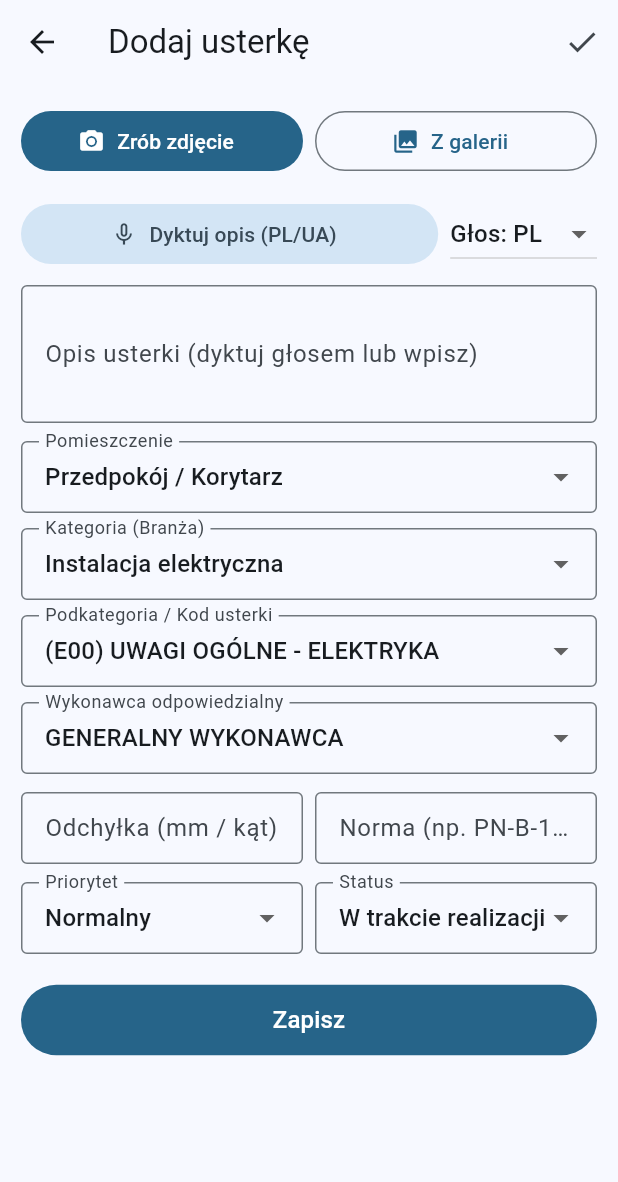
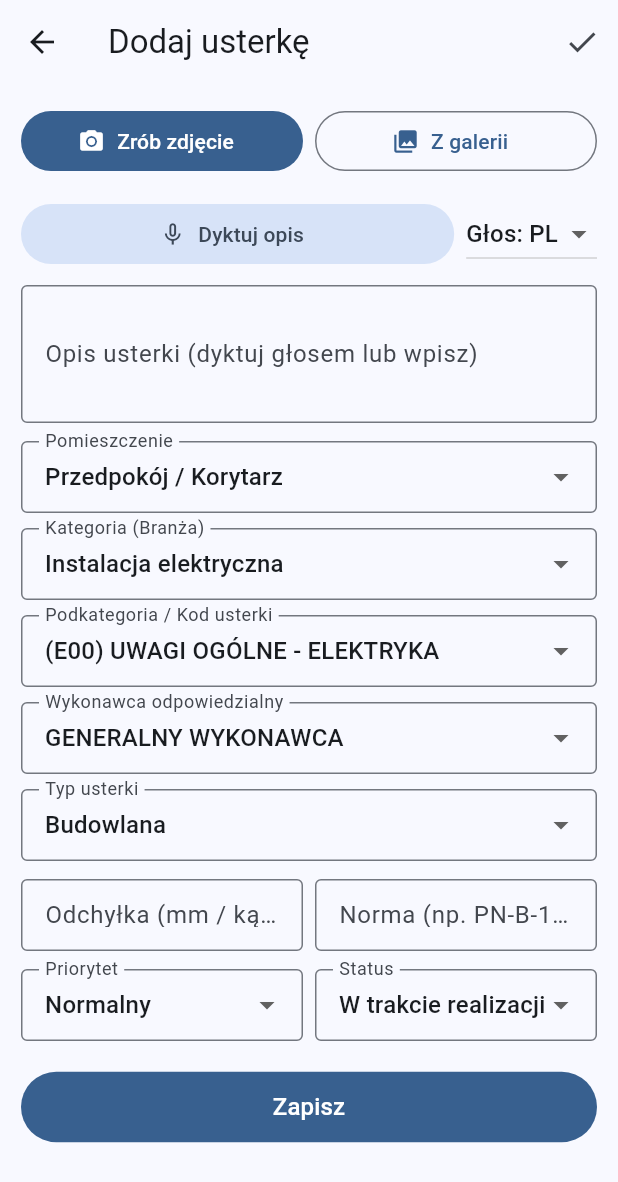
Before and after one commit to reeperetter/Zvit, a Flutter app: the DefectFormScreen screen opened directly with empty values, on a phone screen of 412 x 824 dp. Shown: the top 1182 px of the screen. Run offline on Flutter 3.47's test engine with Material 3 defaults, Android fonts, the phone set to English and light mode, and no system bars; our stand-ins replace image_picker, pdf, printing, share_plus, speech_to_text; missing offline and left inert: excel.

Commit message:
Rename to QReport, add app icon, full PL/UA/EN localization, restore iOS build

```diff
--- a/lib/l10n/app_strings.dart
+++ b/lib/l10n/app_strings.dart
@@ -3,16 +3,19 @@ class AppStrings {
 
   static const Map<String, Map<String, String>> _localizedValues = {
     'pl': {
-      'app_title': 'Zvit — Odbiór Techniczny',
+      'app_title': 'QReport — Odbiór Techniczny',
       'projects': 'Obiekty / Mieszkania',
       'new_project': 'Nowy protokół odbioru',
+      'empty_projects_hint': 'Brak protokołów. Kliknij przycisk poniżej, aby utworzyć nowy.',
       'dictionaries': 'Słowniki i kody',
       'product_code': 'Kod lokalu / Produkt (np. 1-12.A.1.1)',
+      'protocol_number': 'Nr protokołu (np. #101)',
       'protocol_type': 'Typ protokołu',
       'address': 'Adres inwestycji / Budynek',
       'inspector': 'Inspektor / Autor',
       'client_name': 'Nabywca / Zleceniodawca',
       'developer': 'Deweloper / Generalny Wykonawca',
+      'meters_weather': 'Liczniki / Pogoda (opcjonalnie)',
       'save': 'Zapisz',
       'cancel': 'Anuluj',
       'defects': 'Lista usterek',
@@ -20,6 +23,7 @@ class AppStrings {
       'upload_plan': 'Wczytaj rzut (zdjęcie/plan)',
       'tap_plan_hint': 'Dotknij miejsca na planie, aby dodać usterkę w tym punkcie',
       'add_defect': 'Dodaj usterkę',
+      'edit_defect': 'Edytuj usterkę',
       'room': 'Pomieszczenie',
       'category': 'Kategoria (Branża)',
       'defect_code': 'Podkategoria / Kod usterki',
@@ -28,29 +32,47 @@ class AppStrings {
       'status': 'Status',
       'defect_type': 'Typ usterki',
       'description': 'Opis usterki (dyktuj głosem lub wpisz)',
-      'voice_start': 'Dyktuj opis (PL/UA)',
+      'voice_start': 'Dyktuj opis',
       'voice_listening': 'Słucham... Mów teraz',
+      'voice_lang_label': 'Głos',
       'take_photo': 'Zrób zdjęcie',
       'from_gallery': 'Z galerii',
-      'measurements': 'Pomiary i normy (PN / WT)',
-      'deviation': 'Odchyłka (mm / kąt)',
-      'humidity': 'Wilgotność (%)',
+      'photos_count': 'Zdjęcia',
+      'deviation': 'Odchyłka (mm / kąt / %)',
+      'norm_ref': 'Norma (np. PN-B-10110)',
       'export_pdf': 'Generuj Protokół PDF',
       'export_excel': 'Eksportuj do Excel (.xlsx)',
       'delete': 'Usuń',
+      'confirm_delete': 'Potwierdź usunięcie',
+      'confirm_delete_msg': 'Czy na pewno chcesz usunąć ten element?',
       'add_item': 'Dodaj pozycję',
+      'enter_value': 'Wprowadź nazwę / kod',
+      'prio_low': 'Niski',
+      'prio_normal': 'Normalny',
+      'prio_high': 'Wysoki',
+      'prio_critical': 'Krytyczny',
+      'stat_new': 'Nowa',
+      'stat_in_progress': 'W trakcie realizacji',
+      'stat_to_check': 'Do odbioru',
+      'stat_resolved': 'Usunięta',
+      'type_construction': 'Budowlana',
+      'type_installation': 'Instalacyjna',
+      'type_finishing': 'Wykończeniowa',
     },
     'ua': {
-      'app_title': 'Zvit — Технічне приймання',
+      'app_title': 'QReport — Технічне приймання',
       'projects': 'Об’єкти / Квартири',
       'new_project': 'Новий протокол приймання',
+      'empty_projects_hint': 'Немає протоколів. Натисніть кнопку нижче, щоб створити новий.',
       'dictionaries': 'Довідники та коди',
       'product_code': 'Код квартири / Продукт (напр. 1-12.A.1.1)',
+      'protocol_number': '№ протоколу (напр. #101)',
       'protocol_type': 'Тип протоколу',
       'address': 'Адреса ЖК / Будинок',
       'inspector': 'Інспектор / Автор',
       'client_name': 'Замовник / Покупець',
       'developer': 'Забудовник / Генпідрядник',
+      'meters_weather': 'Лічильники / Погода (необов’язково)',
       'save': 'Зберегти',
       'cancel': 'Скасувати',
       'defects': 'Список дефектів',
@@ -58,6 +80,7 @@ class AppStrings {
       'upload_plan': 'Завантажити план (фото/схема)',
       'tap_plan_hint': 'Натисніть на місце на плані, щоб прив’язати дефект до точки',
       'add_defect': 'Додати дефект',
+      'edit_defect': 'Редагувати дефект',
       'room': 'Приміщення',
       'category': 'Категорія (Розділ робіт)',
       'defect_code': 'Підкатегорія / Код дефекту',
@@ -68,27 +91,45 @@ class AppStrings {
       'description': 'Опис дефекту (диктуйте голосом або введіть)',
       'voice_start': 'Диктувати опис',
       'voice_listening': 'Слухаю... Говоріть',
+      'voice_lang_label': 'Голос',
       'take_photo': 'Зробити фото',
       'from_gallery': 'З галереї',
-      'measurements': 'Вимірювання та норми (PN / WT)',
-      'deviation': 'Відхилення (мм / кут)',
-      'humidity': 'Вологість (%)',
+      'photos_count': 'Фото',
+      'deviation': 'Відхилення (мм / кут / %)',
+      'norm_ref': 'Норма (напр. PN-B-10110)',
       'export_pdf': 'Згенерувати Протокол PDF',
       'export_excel': 'Експорт у Excel (.xlsx)',
       'delete': 'Видалити',
+      'confirm_delete': 'Підтвердити видалення',
+      'confirm_delete_msg': 'Ви дійсно хочете видалити цей запис?',
       'add_item': 'Додати запис',
+      'enter_value': 'Введіть назву / код',
+      'prio_low': 'Низький',
+      'prio_normal': 'Звичайний',
+      'prio_high': 'Високий',
+      'prio_critical': 'Критичний',
+      'stat_new': 'Новий',
+      'stat_in_progress': 'В роботі',
+      'stat_to_check': 'На перевірку',
+      'stat_resolved': 'Усунуто',
+      'type_construction': 'Будівельний',
+      'type_installation': 'Інженерний',
+      'type_finishing': 'Оздоблювальний',
     },
     'en': {
-      'app_title': 'Zvit — Technical Snagging',
+      'app_title': 'QReport — Technical Snagging',
       'projects': 'Properties / Apartments',
       'new_project': 'New Inspection Protocol',
+      'empty_projects_hint': 'No protocols yet. Tap the button below to create one.',
       'dictionaries': 'Dictionaries & Codes',
       'product_code': 'Unit Code / Product (e.g. 1-12.A.1.1)',
+      'protocol_number': 'Protocol No. (e.g. #101)',
       'protocol_type': 'Protocol Type',
       'address': 'Development Address / Building',
       'inspector': 'Inspector / Author',
       'client_name': 'Client / Buyer',
       'developer': 'Developer / General Contractor',
+      'meters_weather': 'Meters / Weather (optional)',
       'save': 'Save',
       'cancel': 'Cancel',
       'defects': 'Snagging / Defects List',
@@ -96,6 +137,7 @@ class AppStrings {
       'upload_plan': 'Upload Floor Plan Image',
       'tap_plan_hint': 'Tap anywhere on the plan to pin a defect location',
       'add_defect': 'Add Defect',
+      'edit_defect': 'Edit Defect',
       'room': 'Room / Area',
       'category': 'Category (Trade)',
       'defect_code': 'Subcategory / Defect Code',
@@ -106,15 +148,30 @@ class AppStrings {
       'description': 'Defect Description (voice or text)',
       'voice_start': 'Dictate Description',
       'voice_listening': 'Listening... Speak now',
+      'voice_lang_label': 'Voice',
       'take_photo': 'Take Photo',
       'from_gallery': 'From Gallery',
-      'measurements': 'Measurements & Norms (PN / WT)',
-      'deviation': 'Deviation (mm / angle)',
-      'humidity': 'Humidity (%)',
+      'photos_count': 'Photos',
+      'deviation': 'Deviation (mm / angle / %)',
+      'norm_ref': 'Standard (e.g. PN-B-10110)',
       'export_pdf': 'Generate PDF Protocol',
       'export_excel': 'Export to Excel (.xlsx)',
       'delete': 'Delete',
+      'confirm_delete': 'Confirm Deletion',
+      'confirm_delete_msg': 'Are you sure you want to delete this item?',
       'add_item': 'Add Item',
+      'enter_value': 'Enter name / code',
+      'prio_low': 'Low',
+      'prio_normal': 'Normal',
+      'prio_high': 'High',
+      'prio_critical': 'Critical',
+      'stat_new': 'New',
+      'stat_in_progress': 'In Progress',
+      'stat_to_check': 'Ready for Inspection',
+      'stat_resolved': 'Resolved',
+      'type_construction': 'Structural / Civil',
+      'type_installation': 'MEP / Installation',
+      'type_finishing': 'Finishing',
     },
   };
 
@@ -123,4 +180,24 @@ class AppStrings {
         _localizedValues['pl']?[key] ??
         key;
   }
+
+  // Helper to display localized UI label for stored Polish report values
+  static String localizeValue(String plValue) {
+    const map = {
+      'Niski': 'prio_low',
+      'Normalny': 'prio_normal',
+      'Wysoki': 'prio_high',
+      'Krytyczny': 'prio_critical',
+      'Nowa': 'stat_new',
+      'W trakcie realizacji': 'stat_in_progress',
+      'Do odbioru': 'stat_to_check',
+      'Usunięta': 'stat_resolved',
+      'Budowlana': 'type_construction',
+      'Instalacyjna': 'type_installation',
+      'Wykończeniowa': 'type_finishing',
+    };
+    final key = map[plValue];
+    if (key != null) return t(key);
+    return plValue;
+  }
 }
--- a/lib/main.dart
+++ b/lib/main.dart
@@ -11,21 +11,21 @@ void main() async {
   runApp(
     ChangeNotifierProvider.value(
       value: storage,
-      child: const ZvitApp(),
+      child: const QReportApp(),
     ),
   );
 }
 
-class ZvitApp extends StatelessWidget {
-  const ZvitApp({super.key});
+class QReportApp extends StatelessWidget {
+  const QReportApp({super.key});
 
   @override
   Widget build(BuildContext context) {
     return MaterialApp(
-      title: 'Zvit',
+      title: 'QReport',
       debugShowCheckedModeBanner: false,
       theme: ThemeData(
-        colorScheme: ColorScheme.fromSeed(seedColor: const Color(0xFF1B4965)),
+        colorScheme: ColorScheme.fromSeed(seedColor: const Color(0xFF184673)),
         useMaterial3: true,
         inputDecorationTheme: const InputDecorationTheme(
           border: OutlineInputBorder(),
--- a/lib/screens/defect_form_screen.dart
+++ b/lib/screens/defect_form_screen.dart
@@ -137,7 +137,7 @@ class _DefectFormScreenState extends State<DefectFormScreen> {
 
     return Scaffold(
       appBar: AppBar(
-        title: Text(AppStrings.t('add_defect')),
+        title: Text(widget.existingDefect == null ? AppStrings.t('add_defect') : AppStrings.t('edit_defect')),
         actions: [
           IconButton(icon: const Icon(Icons.check), onPressed: _save),
         ],
@@ -215,9 +215,10 @@ class _DefectFormScreenState extends State<DefectFormScreen> {
                 const SizedBox(width: 8),
                 DropdownButton<String>(
                   value: _voiceLocale,
-                  items: const [
-                    DropdownMenuItem(value: 'pl_PL', child: Text('Głos: PL')),
-                    DropdownMenuItem(value: 'uk_UA', child: Text('Голос: UA')),
+                  items: [
+                    DropdownMenuItem(value: 'pl_PL', child: Text('${AppStrings.t('voice_lang_label')}: PL')),
+                    DropdownMenuItem(value: 'uk_UA', child: Text('${AppStrings.t('voice_lang_label')}: UA')),
+                    DropdownMenuItem(value: 'en_US', child: Text('${AppStrings.t('voice_lang_label')}: EN')),
                   ],
                   onChanged: (v) => setState(() => _voiceLocale = v!),
                 ),
@@ -258,6 +259,15 @@ class _DefectFormScreenState extends State<DefectFormScreen> {
               items: dict.contractors.map((c) => DropdownMenuItem(value: c, child: Text(c))).toList(),
               onChanged: (v) => setState(() => _contractor = v!),
             ),
+            const SizedBox(height: 10),
+            DropdownButtonFormField<String>(
+              value: _defectType,
+              decoration: InputDecoration(labelText: AppStrings.t('defect_type')),
+              items: ['Budowlana', 'Instalacyjna', 'Wykończeniowa']
+                  .map((t) => DropdownMenuItem(value: t, child: Text(AppStrings.localizeValue(t))))
+                  .toList(),
+              onChanged: (v) => setState(() => _defectType = v!),
+            ),
             const SizedBox(height: 12),
             Row(
               children: [
@@ -271,7 +281,7 @@ class _DefectFormScreenState extends State<DefectFormScreen> {
                 Expanded(
                   child: TextField(
                     controller: _normCtrl,
-                    decoration: const InputDecoration(labelText: 'Norma (np. PN-B-10110)'),
+                    decoration: InputDecoration(labelText: AppStrings.t('norm_ref')),
                   ),
                 ),
               ],
@@ -284,7 +294,7 @@ class _DefectFormScreenState extends State<DefectFormScreen> {
                     value: _priority,
                     decoration: InputDecoration(labelText: AppStrings.t('priority')),
                     items: ['Niski', 'Normalny', 'Wysoki', 'Krytyczny']
-                        .map((p) => DropdownMenuItem(value: p, child: Text(p)))
+                        .map((p) => DropdownMenuItem(value: p, child: Text(AppStrings.localizeValue(p))))
                         .toList(),
                     onChanged: (v) => setState(() => _priority = v!),
                   ),
@@ -295,7 +305,7 @@ class _DefectFormScreenState extends State<DefectFormScreen> {
                     value: _status,
                     decoration: InputDecoration(labelText: AppStrings.t('status')),
                     items: ['Nowa', 'W trakcie realizacji', 'Do odbioru', 'Usunięta']
-                        .map((s) => DropdownMenuItem(value: s, child: Text(s)))
+                        .map((s) => DropdownMenuItem(value: s, child: Text(AppStrings.localizeValue(s))))
                         .toList(),
                     onChanged: (v) => setState(() => _status = v!),
                   ),
--- a/lib/services/excel_service.dart
+++ b/lib/services/excel_service.dart
@@ -55,11 +55,11 @@ class ExcelService {
 
     final dir = await getTemporaryDirectory();
     final safeCode = project.productCode.replaceAll(RegExp(r'[^a-zA-Z0-9_-]'), '_');
-    final file = File('${dir.path}/Usterki_$safeCode.xlsx');
+    final file = File('${dir.path}/QReport_Usterki_$safeCode.xlsx');
     final bytes = excel.encode();
     if (bytes != null) {
       await file.writeAsBytes(bytes);
-      await Share.shareXFiles([XFile(file.path)], text: 'Zestawienie usterek Excel ${project.productCode}');
+      await Share.shareXFiles([XFile(file.path)], text: 'QReport — Zestawienie usterek Excel ${project.productCode}');
     }
   }
 }
--- a/lib/services/pdf_service.dart
+++ b/lib/services/pdf_service.dart
@@ -45,7 +45,7 @@ class PdfService {
               mainAxisAlignment: pw.MainAxisAlignment.spaceBetween,
               children: [
                 pw.Text(
-                  'Usterki — ${project.protocolType} ${project.protocolNumber} — produkt ${project.productCode} (${project.defects.length})',
+                  'QReport | Usterki — ${project.protocolType} ${project.protocolNumber} — produkt ${project.productCode} (${project.defects.length})',
                   style: pw.TextStyle(fontSize: 13, fontWeight: pw.FontWeight.bold),
                 ),
                 pw.Text('Data: $dateStr', style: const pw.TextStyle(fontSize: 9)),
@@ -187,10 +187,10 @@ class PdfService {
 
     final dir = await getTemporaryDirectory();
     final safeCode = project.productCode.replaceAll(RegExp(r'[^a-zA-Z0-9_-]'), '_');
-    final file = File('${dir.path}/Protokol_${safeCode}_${project.protocolNumber.replaceAll('#', '')}.pdf');
+    final file = File('${dir.path}/QReport_${safeCode}_${project.protocolNumber.replaceAll('#', '')}.pdf');
     await file.writeAsBytes(await pdf.save());
 
-    await Share.shareXFiles([XFile(file.path)], text: 'Protokół odbioru ${project.productCode}');
+    await Share.shareXFiles([XFile(file.path)], text: 'QReport — Protokół odbioru ${project.productCode}');
   }
 
   static pw.Widget _cellHeader(String text) => pw.Padding(
```
Also changed, not shown: lib/screens/dictionaries_screen.dart (+6 -1 lines), lib/screens/home_screen.dart (+29 -9 lines), lib/screens/project_screen.dart (+6 -2 lines), lib/services/storage_service.dart (+4 -4 lines), pubspec.yaml (+14 -3 lines), assets/icon/app_icon.png (added), assets/icon/app_icon_fg.png (added), 2 other files.
